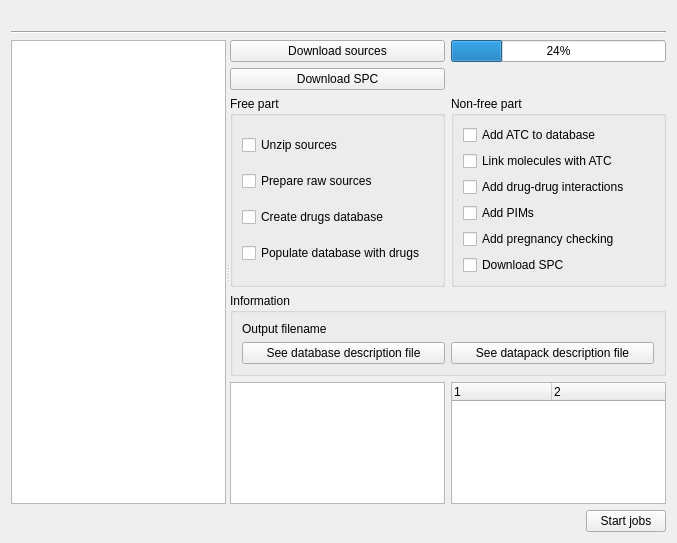
Qt form freeddimanager/plugins/drugsdbplugin/imode/drugsdbmodewidget.ui (FreeHealth/freehealth) before a commit.
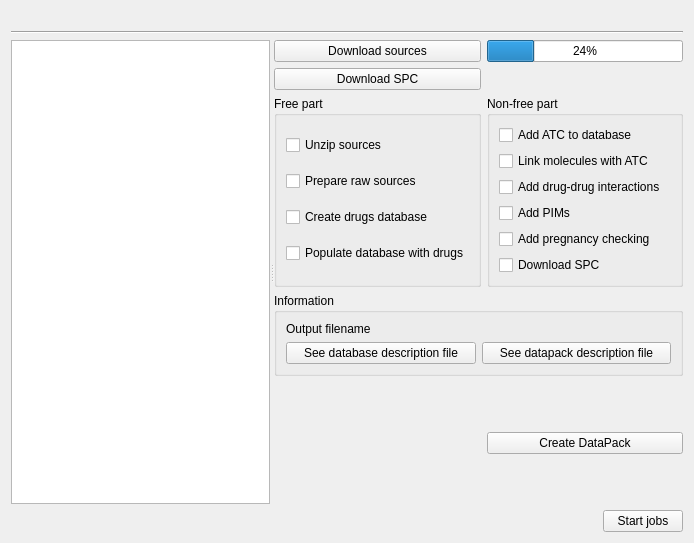
The same form after that commit.

Commit message: renaming member, prepare datapack creation code

```diff
--- a/freeddimanager/plugins/drugsdbplugin/imode/drugsdbmodewidget.ui
+++ b/freeddimanager/plugins/drugsdbplugin/imode/drugsdbmodewidget.ui
@@ -6,7 +6,7 @@
    <rect>
     <x>0</x>
     <y>0</y>
-    <width>677</width>
+    <width>694</width>
     <height>543</height>
    </rect>
   </property>
@@ -22,58 +22,6 @@
      <widget class="QListWidget" name="availableListWidget"/>
      <widget class="QWidget" name="layoutWidget">
       <layout class="QGridLayout" name="gridLayout_4">
-       <item row="4" column="0">
-        <widget class="QTreeWidget" name="messages">
-         <property name="toolTip">
-          <string>MESSAGES</string>
-         </property>
-         <property name="alternatingRowColors">
-          <bool>true</bool>
-         </property>
-         <property name="columnCount">
-          <number>2</number>
-         </property>
-         <attribute name="headerVisible">
-          <bool>false</bool>
-         </attribute>
-         <column>
-          <property name="text">
-           <string notr="true">1</string>
-          </property>
-         </column>
-         <column>
-          <property name="text">
-           <string notr="true">2</string>
-          </property>
-         </column>
-        </widget>
-       </item>
-       <item row="4" column="1">
-        <widget class="QTreeWidget" name="errors">
-         <property name="toolTip">
-          <string>ERRORS</string>
-         </property>
-         <property name="alternatingRowColors">
-          <bool>true</bool>
-         </property>
-         <property name="columnCount">
-          <number>2</number>
-         </property>
-         <attribute name="headerVisible">
-          <bool>true</bool>
-         </attribute>
-         <column>
-          <property name="text">
-           <string notr="true">1</string>
-          </property>
-         </column>
-         <column>
-          <property name="text">
-           <string notr="true">2</string>
-          </property>
-         </column>
-        </widget>
-       </item>
        <item row="2" column="1">
         <widget class="QGroupBox" name="nonFreeGroup">
          <property name="title">
@@ -172,19 +120,6 @@
          </layout>
         </widget>
        </item>
-       <item row="5" column="0">
-        <spacer name="verticalSpacer">
-         <property name="orientation">
-          <enum>Qt::Vertical</enum>
-         </property>
-         <property name="sizeHint" stdset="0">
-          <size>
-           <width>20</width>
-           <height>40</height>
-          </size>
-         </property>
-        </spacer>
-       </item>
        <item row="0" column="1">
         <widget class="QProgressBar" name="progressBar">
          <property name="value">
@@ -192,6 +127,20 @@
          </property>
         </widget>
        </item>
+       <item row="1" column="0">
+        <widget class="QPushButton" name="downloadSPC">
+         <property name="text">
+          <string>Download SPC</string>
+         </property>
+        </widget>
+       </item>
+       <item row="0" column="0">
+        <widget class="QPushButton" name="download">
+         <property name="text">
+          <string>Download sources</string>
+         </property>
+        </widget>
+       </item>
        <item row="2" column="0">
         <widget class="QGroupBox" name="freeGroup">
          <property name="title">
@@ -229,17 +178,23 @@
          </layout>
         </widget>
        </item>
-       <item row="0" column="0">
-        <widget class="QPushButton" name="download">
-         <property name="text">
-          <string>Download sources</string>
+       <item row="4" column="0">
+        <spacer name="verticalSpacer">
+         <property name="orientation">
+          <enum>Qt::Vertical</enum>
          </property>
-        </widget>
+         <property name="sizeHint" stdset="0">
+          <size>
+           <width>20</width>
+           <height>40</height>
+          </size>
+         </property>
+        </spacer>
        </item>
-       <item row="1" column="0">
-        <widget class="QPushButton" name="downloadSPC">
+       <item row="4" column="1">
+        <widget class="QPushButton" name="createDatapack">
          <property name="text">
-          <string>Download SPC</string>
+          <string>Create DataPack</string>
          </property>
         </widget>
        </item>
```
The commit also changes 3 other files.
